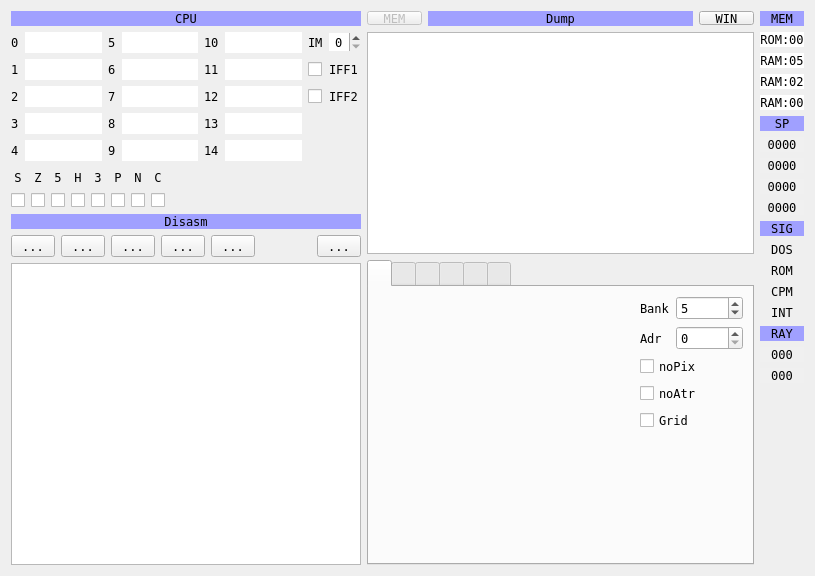
This is ui/debuger.ui in samstyle/Xpeccy as Qt 5 draws it before an edit. The edited form follows.
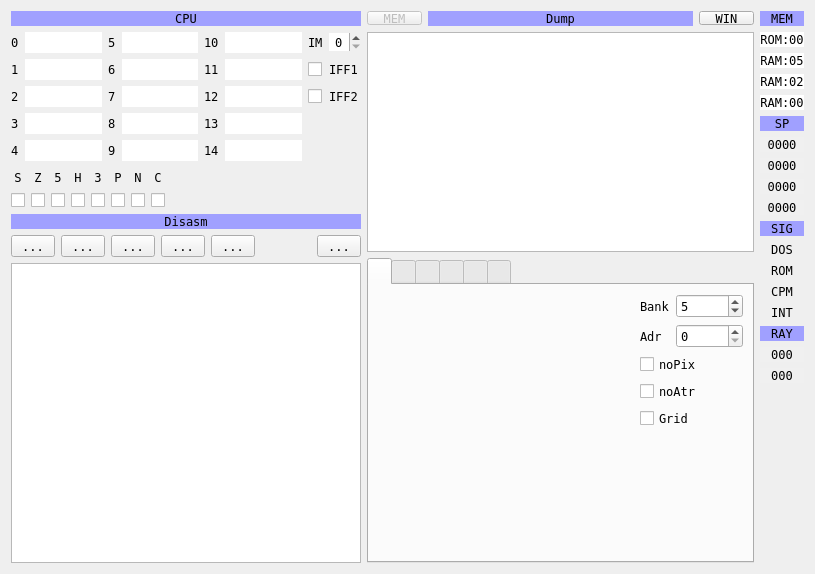
This is the edited form. Icons and pictures are not drawn. Custom widgets are drawn as their Qt base class.

```diff
--- a/ui/debuger.ui
+++ b/ui/debuger.ui
@@ -10,7 +10,7 @@
     <x>0</x>
     <y>0</y>
     <width>813</width>
-    <height>576</height>
+    <height>574</height>
    </rect>
   </property>
   <property name="font">
```
Left out of the diff: 77 changed lines with no effect on the pictures.
